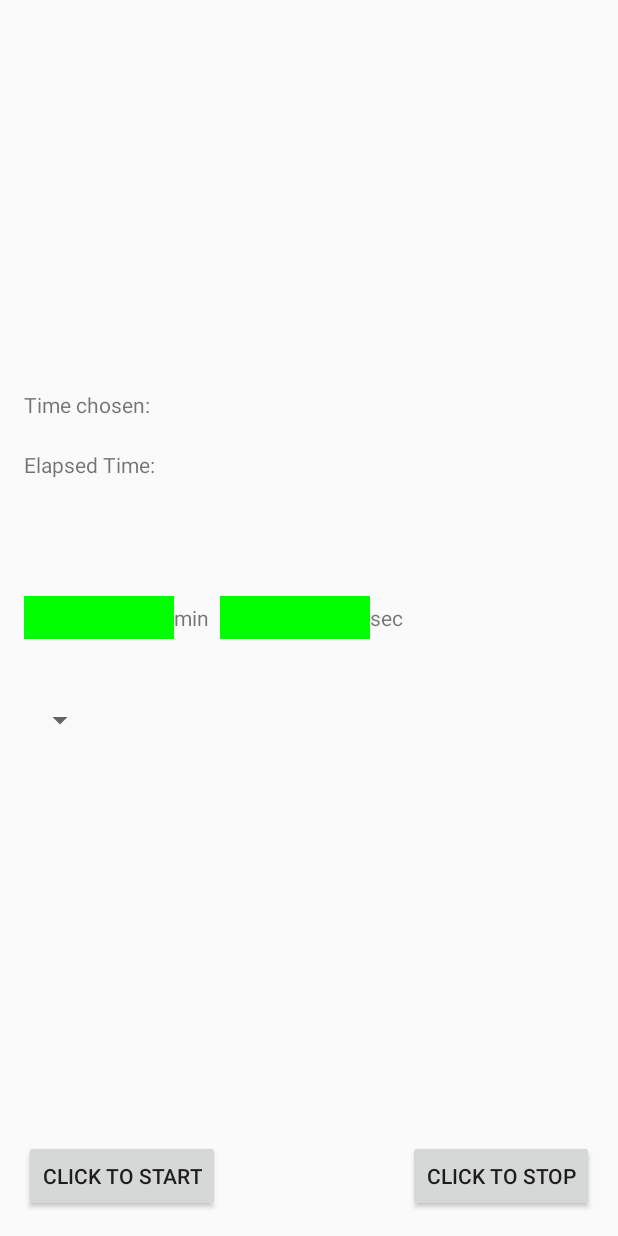
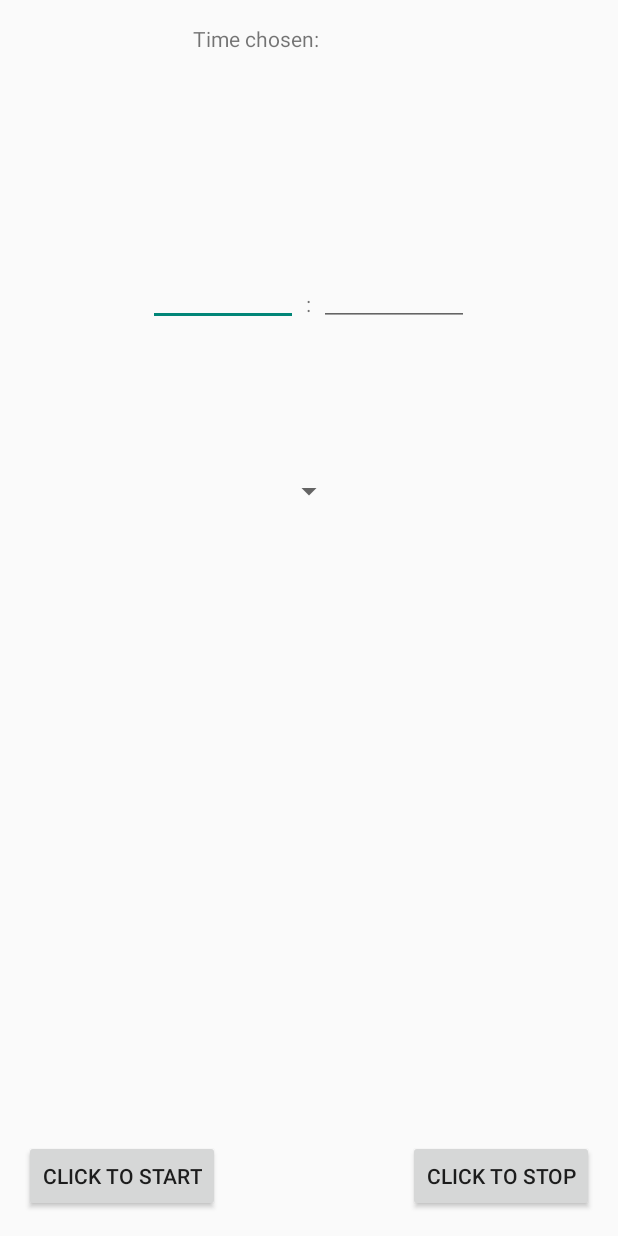
Before and after one commit to kritixilithos/Repeating-Countdown-Timer, an Android app: the layout activity_main.xml on its own in the app's theme, with its tools: preview values and no code run, on a phone screen of 412 x 824 dp. Run offline under Robolectric (Android 15) with nearby library versions, the phone set to English and light mode, and no system bars.

Commit message:
Changed design and display.

```diff
--- a/app/build.gradle
+++ b/app/build.gradle
@@ -2,7 +2,7 @@ apply plugin: 'com.android.application'
 
 android {
     compileSdkVersion 22
-    buildToolsVersion "23.0.0 rc3"
+    buildToolsVersion "23.0.2"
 
     defaultConfig {
         applicationId "com.mycompany.countdowntimerrepeating"
--- a/app/src/main/AndroidManifest.xml
+++ b/app/src/main/AndroidManifest.xml
@@ -6,7 +6,7 @@
         android:allowBackup="true"
         android:icon="@mipmap/loop_clock"
         android:label="@string/app_name"
-        android:theme="@style/AppTheme">
+        android:theme="@style/Theme.AppCompat.Light.NoActionBar">
         <activity
             android:name=".MainActivity"
             android:label="@string/app_name"
--- a/app/src/main/java/com/mycompany/countdowntimerrepeating/MainActivity.java
+++ b/app/src/main/java/com/mycompany/countdowntimerrepeating/MainActivity.java
@@ -19,7 +19,7 @@ import android.widget.TextView;
 import org.w3c.dom.Text;
 
 public class MainActivity extends AppCompatActivity implements AdapterView.OnItemSelectedListener {
-    TextView timeLeft;
+    //TextView timeLeft;
     TextView tvv;
     Uri notification;
     Ringtone r;
@@ -47,7 +47,6 @@ public class MainActivity extends AppCompatActivity implements AdapterView.OnIte
         final int mins = numMins;
         final int secs = numSecs;
 
-        timeLeft = (TextView) findViewById(R.id.timeLeft);
         new CountDownTimer(milliseconds, 1000) {
 
             public void onTick(long millisUntilFinished) {
@@ -57,19 +56,27 @@ public class MainActivity extends AppCompatActivity implements AdapterView.OnIte
 
                 elapsed = (TextView) findViewById(R.id.elapsed);
                 elapsedTime = System.currentTimeMillis() - startTime;
+                minutes = (EditText) findViewById(R.id.minutes);
+                seconds = (EditText) findViewById(R.id.seconds);
 
                 double minsElapsed = Math.floor(elapsedTime / 60000);
                 double secsElapsed = (elapsedTime / 1000)-minsElapsed*60;
 
-                elapsed.setText("Elapsed time: " + minsElapsed+"min " + secsElapsed+"sec");
+                String secsElapsedTxt = (secsElapsed+"").split("\\.")[0];
+                if(secsElapsedTxt.length() == 1) {
+                    secsElapsedTxt = "0"+secsElapsedTxt;
+                }
+                elapsed.setText((minsElapsed+"").split("\\.")[0]+":" + secsElapsedTxt);
 
-                timeLeft.setText("Time remaining: " + minutesLeft + "min " + secondsLeft +"sec");
+                //displaying int instead of double
+                minutes.setText((minutesLeft+"").split("\\.")[0]);
+                seconds.setText((secondsLeft+"").split("\\.")[0]);
+
                 if (millisUntilFinished < milliseconds - 1000) {
                     r.stop();
                 }
                 if(!clicked) {
                     r.stop();
-                    timeLeft.setText(" ");
                     tvv = (TextView) findViewById(R.id.tvv);
                     tvv.setText("Time Chosen: ");
                     this.cancel();
@@ -143,7 +150,7 @@ public class MainActivity extends AppCompatActivity implements AdapterView.OnIte
 // Apply the adapter to the spinner
         spinner.setAdapter(adapter);
 
-        elapsed.setText("Elapsed time: "+elapsedTime);
+        elapsed.setText(""+elapsedTime);
         minutes.setText("0");
         seconds.setText("0");
     }
--- a/app/src/main/res/layout/activity_main.xml
+++ b/app/src/main/res/layout/activity_main.xml
@@ -8,57 +8,14 @@
 
 
     <!--The time remaining will be displayed here-->
-    <TextView
-        android:id="@+id/timeLeft"
-        android:layout_width="wrap_content"
-        android:layout_height="wrap_content" />
 
     <!--The time chosen will be displayed here-->
-    <TextView
-        android:id="@+id/tvv"
-        android:text="Time chosen:"
-        android:layout_width="wrap_content"
-        android:layout_height="40dp"
-        android:layout_above="@+id/elapsed"
-        android:layout_alignParentLeft="true"
-        android:layout_alignParentStart="true" />
 
     <!--The time elapsed will be shown here-->
-    <TextView
-        android:id="@+id/elapsed"
-        android:text="Elapsed Time:"
-        android:layout_width="wrap_content"
-        android:layout_height="40dp"
-        android:layout_marginBottom="57dp"
-        android:layout_above="@+id/minutes"
-        android:layout_alignParentLeft="true"
-        android:layout_alignParentStart="true" />
 
     <!--Input for the number of minutes-->
-    <EditText
-        android:id="@+id/minutes"
-        android:layout_width="100dp"
-        android:layout_height="wrap_content"
-        android:inputType="number"
-        android:ems="10"
-        android:layout_alignTop="@+id/seconds"
-        android:layout_alignParentLeft="true"
-        android:layout_alignParentStart="true"
-        android:background="#00ff00"
-        android:padding="2dp" />
 
     <!--Input for the number of seconds-->
-    <EditText
-        android:id="@+id/seconds"
-        android:layout_width="100dp"
-        android:layout_height="wrap_content"
-        android:inputType="number"
-        android:ems="10"
-        android:layout_centerVertical="true"
-        android:layout_toRightOf="@+id/start"
-        android:layout_toEndOf="@+id/start"
-        android:background="#00ff00"
-        android:padding="2dp" />
 
     <!--Start button-->
     <Button
@@ -82,31 +39,63 @@
         android:text="@string/stop"
         android:onClick="stopRepeater"/>
 
-    <!--The word minutes and seconds will be displayed here-->
+    <EditText
+        android:id="@+id/minutes"
+        android:layout_width="100dp"
+        android:layout_height="wrap_content"
+        android:gravity="end"
+        android:inputType="number"
+        android:textSize="30sp"
+        android:padding="5dp"
+        android:layout_alignBottom="@+id/colon1"
+        android:layout_toLeftOf="@+id/colon1"
+        android:layout_toStartOf="@+id/colon1" />
+
+    <EditText
+        android:id="@+id/seconds"
+        android:layout_width="100dp"
+        android:layout_height="wrap_content"
+        android:gravity="start"
+        android:inputType="number"
+        android:textSize="30sp"
+        android:padding="5dp"
+        android:layout_alignBottom="@+id/colon1"
+        android:layout_toRightOf="@+id/colon1"
+        android:layout_toEndOf="@+id/colon1" />
+
     <TextView
-        android:id="@+id/minutesWord"
+        android:text=":"
         android:layout_width="wrap_content"
         android:layout_height="wrap_content"
-        android:text="min"
-        android:layout_centerVertical="true"
-        android:layout_toRightOf="@+id/minutes"
-        android:layout_toEndOf="@+id/minutes" />
+        android:id="@+id/colon1"
+        android:padding="5dp"
+        android:layout_alignParentTop="true"
+        android:layout_centerHorizontal="true"
+        android:layout_marginTop="171dp" />
 
     <TextView
-        android:id="@+id/secondsWord"
+        android:id="@+id/tvv"
+        android:text="Time chosen:"
         android:layout_width="wrap_content"
-        android:layout_height="wrap_content"
-        android:text="sec"
-        android:layout_alignTop="@+id/minutesWord"
-        android:layout_toRightOf="@+id/seconds"
-        android:layout_toEndOf="@+id/seconds" />
+        android:layout_height="40dp"
+        android:layout_alignParentTop="true"
+        android:layout_alignRight="@+id/colon1"
+        android:layout_alignEnd="@+id/colon1" />
 
     <Spinner
         android:layout_width="wrap_content"
         android:layout_height="wrap_content"
         android:id="@+id/spinner"
         android:layout_below="@+id/minutes"
-        android:layout_alignLeft="@+id/start"
-        android:layout_marginTop="42dp" />
+        android:layout_centerHorizontal="true"
+        android:layout_marginTop="98dp" />
+
+    <TextView
+        android:id="@+id/elapsed"
+        android:text=""
+        android:layout_width="wrap_content"
+        android:layout_height="40dp"
+        android:layout_below="@+id/colon1"
+        android:layout_centerHorizontal="true" />
 
 </RelativeLayout>
--- a/app/src/main/res/values/styles.xml
+++ b/app/src/main/res/values/styles.xml
@@ -2,7 +2,7 @@
 
     <!-- Base application theme. -->
     <style name="AppTheme" parent="Theme.AppCompat.Light.DarkActionBar">
-        <!-- Customize your theme here. -->
+
     </style>
 
 </resources>
--- a/build.gradle
+++ b/build.gradle
@@ -5,7 +5,7 @@ buildscript {
         jcenter()
     }
     dependencies {
-        classpath 'com.android.tools.build:gradle:1.2.3'
+        classpath 'com.android.tools.build:gradle:2.2.0-beta1'
 
         // NOTE: Do not place your application dependencies here; they belong
         // in the individual module build.gradle files
```
Also changed, not shown: gradle/wrapper/gradle-wrapper.properties, 1 other file.
